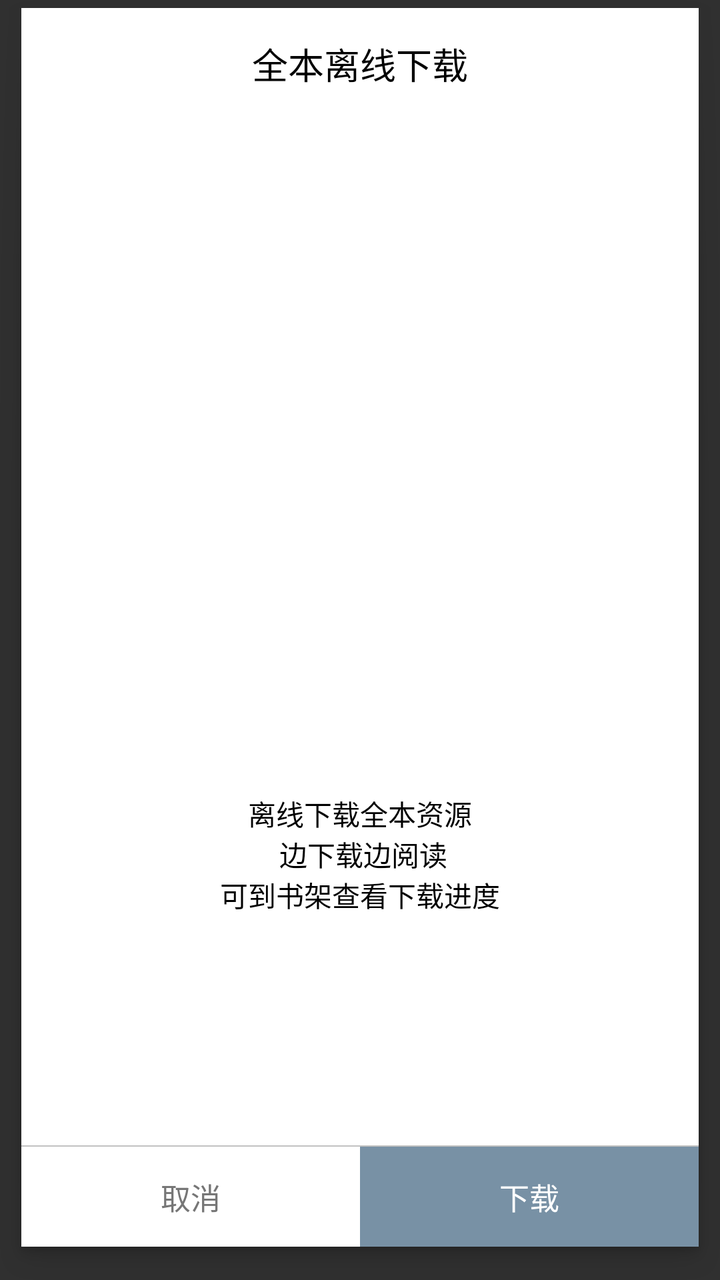
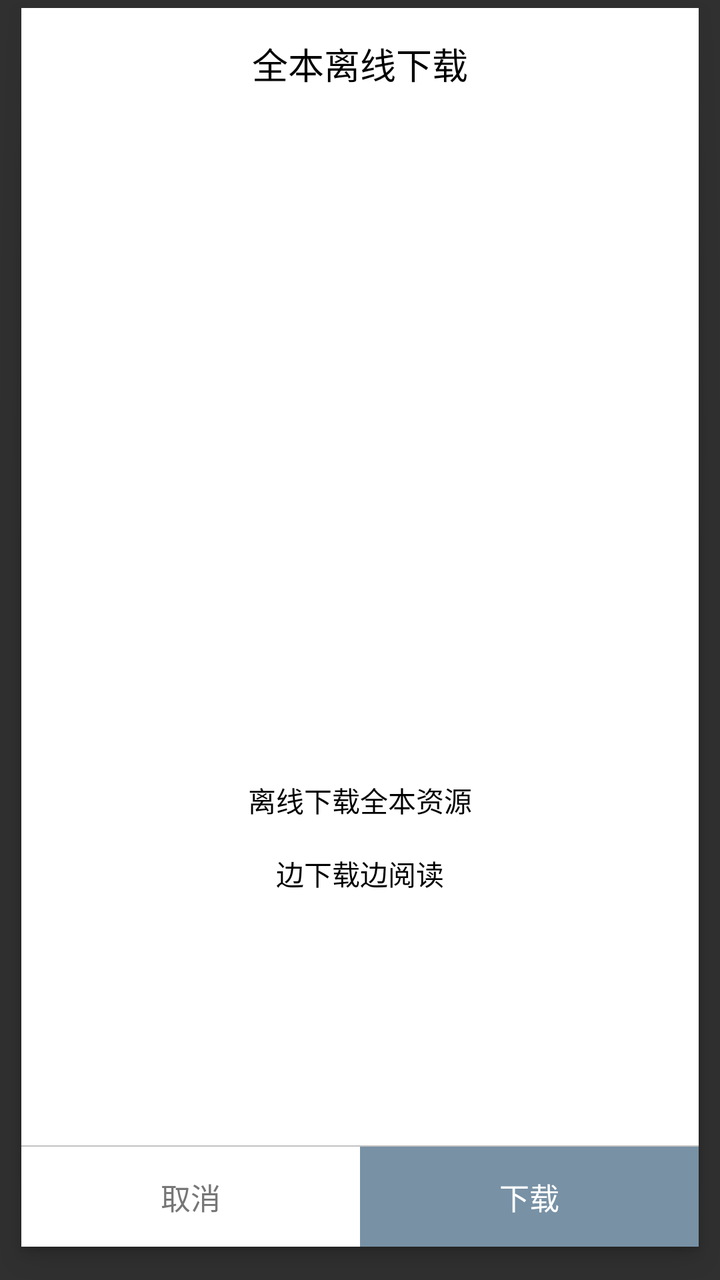

An Android layout rendered at two revisions. The XML below is the earlier revision; the diff shows what the commit changed to produce the second picture.
<!-- AndroidManifest.xml: application theme Theme.Design.NoActionBar -->
<!-- res/layout/read_book_cache_download_dialog.xml -->
<?xml version="1.0" encoding="utf-8"?>
<LinearLayout xmlns:android="http://schemas.android.com/apk/res/android"
    android:layout_width="260dp"
    android:layout_height="185dp"
    android:background="@drawable/bg_search"
    android:gravity="center_horizontal"
    android:orientation="vertical"
    android:paddingBottom="16.5dp"
    android:paddingLeft="10.5dp"
    android:paddingRight="10.5dp"
    android:paddingTop="3.5dp"
   >

    <TextView
        android:layout_weight="1"
        android:orientation="vertical"
        android:paddingTop="15dp"
        android:layout_width="wrap_content"
        android:layout_height="0dp"
        android:layout_gravity="center_horizontal"
        android:text="全本离线下载"
        android:textColor="@color/black"
        android:textSize="18sp" />

    <TextView
        android:layout_width="200dp"
        android:layout_height="14dp"
        android:layout_weight="1"
        android:gravity="center"
        android:text="离线下载全本资源\n 边下载边阅读\n可到书架查看下载进度"
        android:textColor="@color/black"
        android:textSize="14sp" />
    <View
        android:layout_width="match_parent"
        android:layout_height="0.5dp"
        android:background="#c1c1c1" />

    <LinearLayout
        android:layout_width="match_parent"
        android:layout_height="50dp"
        android:orientation="horizontal">

        <TextView
            android:id="@+id/tv_cancel"
            android:layout_width="0dp"
            android:layout_height="match_parent"
            android:layout_weight="1"
            android:background="@drawable/selector_book_detail_shelf_bg"
            android:gravity="center"
            android:text="取消"
            android:textColor="#767676"
            android:textSize="15sp" />

        <TextView
            android:id="@+id/tv_download"
            android:layout_width="0dp"
            android:layout_height="match_parent"
            android:layout_weight="1"
            android:background="@drawable/selector_book_detail_read_bg"
            android:gravity="center"
            android:text="下载"
            android:textColor="#ffffff"
            android:textSize="15sp" />
    </LinearLayout>
</LinearLayout>
<!-- resources referenced by this layout -->
<resources>
  <color name="black">#000000</color>
  <!-- drawable bg_search: png bitmap (drawable-xxhdpi, 4619 bytes) -->
  <!-- drawable selector_book_detail_read_bg (drawable) -->
  <?xml version="1.0" encoding="utf-8"?>
  <selector xmlns:android="http://schemas.android.com/apk/res/android">
      <item android:state_pressed="false" android:drawable="@color/tv_text_addshelf_pre"/>
      <item android:state_pressed="true" android:drawable="@color/tv_text_addshelf_deep_pre"/>
  </selector>
  <!-- drawable selector_book_detail_shelf_bg (drawable) -->
  <?xml version="1.0" encoding="utf-8"?>
  <selector xmlns:android="http://schemas.android.com/apk/res/android">
      <item android:state_pressed="false" android:drawable="@color/tv_text_addshelf_nor"/>
      <item android:state_pressed="true" android:drawable="@color/btn_bg_press"/>
  </selector>
  <color name="tv_text_addshelf_pre">#7891A5</color>
  <color name="tv_text_addshelf_deep_pre">#587A8A</color>
  <color name="tv_text_addshelf_nor">#ffffff</color>
  <color name="btn_bg_press">#c1c1c1</color>
</resources>

<!-- the commit's change to res/layout/read_book_cache_download_dialog.xml (unified diff, before → after) -->
@@ -12,6 +12,7 @@
    >
 
     <TextView
+        android:id="@+id/manpin_download_tips"
         android:layout_weight="1"
         android:orientation="vertical"
         android:paddingTop="15dp"
@@ -27,7 +28,7 @@
         android:layout_height="14dp"
         android:layout_weight="1"
         android:gravity="center"
-        android:text="离线下载全本资源\n 边下载边阅读\n可到书架查看下载进度"
+        android:text="离线下载全本资源\n \n边下载边阅读\n"
         android:textColor="@color/black"
         android:textSize="14sp" />
     <View
